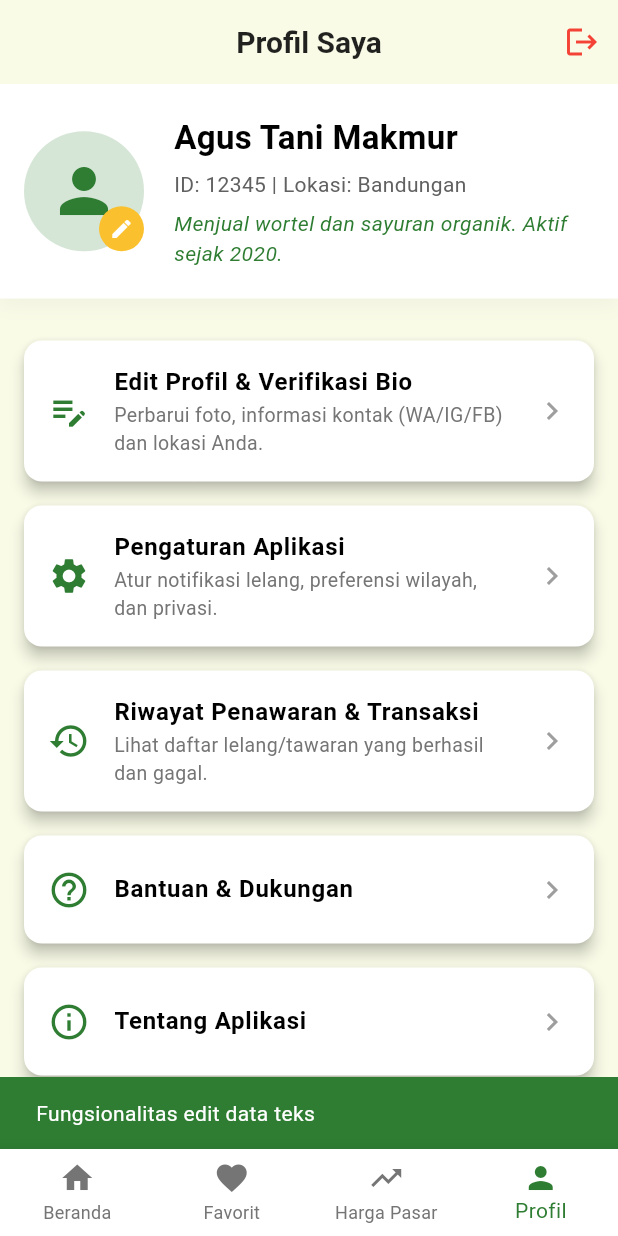
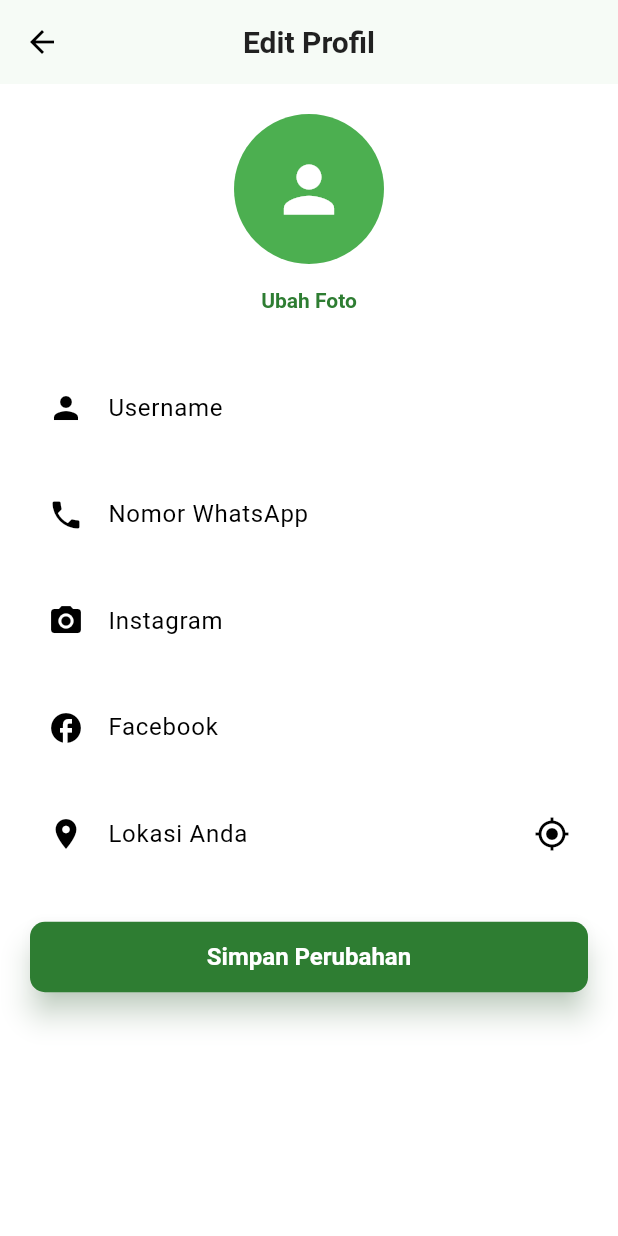
Before and after one commit to JonathanChristian17/PanenLokal, a Flutter app: the BuyerHomeScreen screen opened directly, item 4 of the bottom bar chosen, after a tap on "Edit Profil & Verifikasi Bio", on a phone screen of 412 x 824 dp. Run offline on Flutter 3.47's test engine with Material 3 defaults, Android fonts, the phone set to English and light mode, and no system bars; our stand-ins replace fl_chart, geolocator, image_picker, permission_handler.

Commit message:
gambar dan edit profile

```diff
--- a/lib/screens/buyer_home_screen.dart
+++ b/lib/screens/buyer_home_screen.dart
@@ -1,3 +1,4 @@
+import 'dart:math';
 import 'package:flutter/material.dart';
 import '../models/community_data.dart';
 import 'profile_screen.dart';
@@ -13,8 +14,9 @@ class CommodityPost {
   final double quantityTons;
   final String contactName;
   final String contactInfo;
+  final String imagePath;
 
-  CommodityPost({
+  const CommodityPost({
     required this.commodity,
     required this.location,
     required this.area,
@@ -22,6 +24,7 @@ class CommodityPost {
     required this.quantityTons,
     required this.contactName,
     required this.contactInfo,
+    required this.imagePath,
   });
 }
 
@@ -45,7 +48,7 @@ class _BuyerHomeScreenState extends State<BuyerHomeScreen> {
   }
 
   // Data Tawaran Komoditas Contoh
-  final List<CommodityPost> commodityPosts = [
+ final List<CommodityPost> commodityPosts = const [
     CommodityPost(
       commodity: 'Wortel Kualitas A',
       location: 'Bandungan, Semarang',
@@ -54,6 +57,7 @@ class _BuyerHomeScreenState extends State<BuyerHomeScreen> {
       quantityTons: 17.0,
       contactName: 'Pak Budi (Penjual)',
       contactInfo: 'WA: 0812xxxxxx',
+      imagePath: 'assets/images/wortel.jpg',
     ),
     CommodityPost(
       commodity: 'Tomat Cherry Organik',
@@ -63,6 +67,7 @@ class _BuyerHomeScreenState extends State<BuyerHomeScreen> {
       quantityTons: 5.5,
       contactName: 'Tani Jaya (Grup)',
       contactInfo: 'IG: @tanijaya_fresh',
+      imagePath: 'assets/images/tomat.jpg',
     ),
     CommodityPost(
       commodity: 'Bawang Merah Brebes',
@@ -72,6 +77,7 @@ class _BuyerHomeScreenState extends State<BuyerHomeScreen> {
       quantityTons: 10.0,
       contactName: 'Ibu Siti',
       contactInfo: 'WA: 0813xxxxxx',
+      imagePath: 'assets/images/bawang.jpg',
     ),
     CommodityPost(
       commodity: 'Cabai Merah Keriting',
@@ -81,110 +87,142 @@ class _BuyerHomeScreenState extends State<BuyerHomeScreen> {
       quantityTons: 3.0,
       contactName: 'Petani Sejahtera',
       contactInfo: 'Telp: 0857xxxxxx',
+      imagePath: 'assets/images/cabai.jpg',
     ),
   ];
 
   Widget _buildCommodityCard(BuildContext context, CommodityPost post) {
     return Card(
-        margin: const EdgeInsets.only(bottom: 12),
-        shape: RoundedRectangleBorder(borderRadius: BorderRadius.circular(16)), // Lebih rounded
-        elevation: 8, // Lebih banyak elevasi
-        shadowColor: Colors.black.withOpacity(0.1), // Warna shadow
+      color: const Color(0xFFF5F7F8),
+      margin: const EdgeInsets.only(bottom: 16),
+      shape: RoundedRectangleBorder(borderRadius: BorderRadius.circular(16)),
+      elevation: 4,
+      shadowColor: Colors.black.withOpacity(0.08),
       child: InkWell(
         borderRadius: BorderRadius.circular(16),
         onTap: () {
-            ScaffoldMessenger.of(context).showSnackBar(SnackBar(content: Text('Melihat detail: ${post.commodity}')));
+          ScaffoldMessenger.of(context).showSnackBar(
+            SnackBar(content: Text('Melihat detail: ${post.commodity}')),
+          );
         },
         child: Padding(
-            padding: const EdgeInsets.all(18.0),
+          padding: const EdgeInsets.all(12.0),
+          child: Row(
+            crossAxisAlignment: CrossAxisAlignment.start,
+            children: [
+              // Gambar
+              Container(
+                width: 120,
+                height: 120,
+                margin: const EdgeInsets.only(right: 12),
+                decoration: BoxDecoration(
+                  borderRadius: BorderRadius.circular(12),
+                  image: DecorationImage(
+                    image: AssetImage(post.imagePath),
+                    fit: BoxFit.cover,
+                  ),
+                ),
+              ),
+
+              // Detail
+              Expanded(
                 child: Column(
                   crossAxisAlignment: CrossAxisAlignment.start,
                   children: [
-                Text(post.commodity, style: TextStyle(fontSize: 19, fontWeight: FontWeight.bold, color: Theme.of(context).colorScheme.primary)),
-                const SizedBox(height: 6),
+                    Text(
+                      post.commodity,
+                      style: TextStyle(
+                        fontSize: 19,
+                        fontWeight: FontWeight.bold,
+                        color: Theme.of(context).colorScheme.primary,
+                      ),
+                    ),
+                    const SizedBox(height: 4),
                     Row(
                       children: [
-                    Icon(Icons.location_on, size: 18, color: Colors.grey.shade600),
-                    const SizedBox(width: 6),
-                    Text(post.location, style: const TextStyle(fontSize: 15, color: Colors.black87)),
-                    const Spacer(),
-                    Container(
-                      padding: const EdgeInsets.symmetric(horizontal: 10, vertical: 5),
-                      decoration: BoxDecoration(
-                        color: Theme.of(context).colorScheme.secondary.withOpacity(0.1),
-                        borderRadius: BorderRadius.circular(20),
+                        Icon(Icons.location_on,
+                            size: 16, color: Colors.grey.shade600),
+                        const SizedBox(width: 4),
+                        Text(
+                          post.location,
+                          style: const TextStyle(
+                            fontSize: 14,
+                            color: Colors.black87,
                           ),
-                      child: Text(post.area, style: TextStyle(fontSize: 12, color: Theme.of(context).colorScheme.secondary, fontWeight: FontWeight.bold)),
                         ),
                       ],
                     ),
-                const Divider(height: 24, thickness: 1),
+                    const Divider(height: 16, thickness: 1),
                     Row(
                       mainAxisAlignment: MainAxisAlignment.spaceBetween,
                       children: [
                         Column(
                           crossAxisAlignment: CrossAxisAlignment.start,
                           children: [
-                        const Text('Harga Penawaran/Kg:', style: TextStyle(fontSize: 13, color: Colors.grey)),
-                        Text('Rp ${post.priceKg}/kg', style: TextStyle(fontSize: 18, fontWeight: FontWeight.bold, color: Colors.black)),
+                            const Text(
+                              'Harga/Kg:',
+                              style:
+                                  TextStyle(fontSize: 12, color: Colors.grey),
+                            ),
+                            Text(
+                              'Rp ${post.priceKg}/kg',
+                              style: TextStyle(
+                                fontSize: 16,
+                                fontWeight: FontWeight.bold,
+                                color: Colors.black,
+                              ),
+                            ),
                           ],
                         ),
                         Column(
                           crossAxisAlignment: CrossAxisAlignment.end,
                           children: [
-                        const Text('Kuantitas Tersedia:', style: TextStyle(fontSize: 13, color: Colors.grey)),
-                        Text('${post.quantityTons} Ton', style: const TextStyle(fontSize: 18, fontWeight: FontWeight.bold)),
+                            const Text(
+                              'Kuantitas:',
+                              style:
+                                  TextStyle(fontSize: 12, color: Colors.grey),
+                            ),
+                            Text(
+                              '${post.quantityTons} Ton',
+                              style: const TextStyle(
+                                fontSize: 16,
+                                fontWeight: FontWeight.bold,
+                              ),
+                            ),
                           ],
                         ),
                       ],
                     ),
-                const Divider(height: 24, thickness: 1),
-                Row(
-                  children: [
-                    Icon(Icons.person, size: 18, color: Theme.of(context).colorScheme.primary),
-                    const SizedBox(width: 6),
-                    Expanded(child: Text(post.contactName, style: const TextStyle(fontSize: 15, fontWeight: FontWeight.w600))),
-                    ElevatedButton.icon(
+                    const SizedBox(height: 8),
+
+                    Align(
+                      alignment: Alignment.centerRight,
+                      child: ElevatedButton.icon(
                         onPressed: () {
-                        showDialog(
-                          context: context,
-                          builder: (dialogContext) => AlertDialog(
-                            title: const Text("Hubungi Penjual?"),
-                            content: Text("Anda akan diarahkan ke luar aplikasi untuk menghubungi ${post.contactName}. Lanjutkan?"),
-                            actions: [
-                              TextButton(
-                                onPressed: () => Navigator.pop(dialogContext),
-                                child: Text("Batal", style: TextStyle(color: Theme.of(context).colorScheme.error)),
+                          // TODO: Logika hubungi penjual
+                        },
+                        icon: const Icon(
+                          Icons.chat_bubble_outline,
+                          size: 18,
+                          color: Colors.white,
                         ),
-                              ElevatedButton(
-                                onPressed: () {
-                                  Navigator.pop(dialogContext);
-                                  ScaffoldMessenger.of(context).showSnackBar(
-                                    SnackBar(
-                                      content: Text('Menghubungi: ${post.contactInfo}'),
-                                      backgroundColor: Theme.of(context).colorScheme.primary,
-                                    )
-                                  );
-                                },
+                        label: const Text(
+                          'Hubungi',
+                          style: TextStyle(color: Colors.white),
+                        ),
                         style: ElevatedButton.styleFrom(
-                                  backgroundColor: Theme.of(context).colorScheme.primary,
+                          backgroundColor: const Color(0xFFE6B93B),
+                          padding: const EdgeInsets.symmetric(
+                              horizontal: 10, vertical: 6),
+                          shape: RoundedRectangleBorder(
+                            borderRadius: BorderRadius.circular(8),
                           ),
-                                child: const Text("Lanjut", style: TextStyle(color: Colors.white)),
+                          elevation: 4,
+                        ),
+                      ),
                     ),
                   ],
                 ),
-                        );
-                      },
-                      icon: const Icon(Icons.chat_bubble_outline, size: 20, color: Colors.white),
-                      label: const Text('Hubungi', style: TextStyle(color: Colors.white)),
-                      style: ElevatedButton.styleFrom(
-                        backgroundColor: Theme.of(context).colorScheme.secondary, // Warna aksen
-                        padding: const EdgeInsets.symmetric(horizontal: 15, vertical: 8),
-                        shape: RoundedRectangleBorder(borderRadius: BorderRadius.circular(10)),
-                        elevation: 4,
-                      ),
-                    )
-                  ],
               ),
             ],
           ),
--- /dev/null
+++ b/lib/screens/edit_profile_screen.dart
@@ -0,0 +1,161 @@
+import 'dart:io';
+import 'package:flutter/material.dart';
+import 'package:image_picker/image_picker.dart';
+import 'package:geolocator/geolocator.dart';
+
+class EditProfileScreen extends StatefulWidget {
+  const EditProfileScreen({super.key});
+
+  @override
+  State<EditProfileScreen> createState() => _EditProfileScreenState();
+}
+
+class _EditProfileScreenState extends State<EditProfileScreen> {
+  File? _image;
+
+  final TextEditingController usernameController = TextEditingController();
+  final TextEditingController waController = TextEditingController();
+  final TextEditingController igController = TextEditingController();
+  final TextEditingController fbController = TextEditingController();
+  final TextEditingController locationController = TextEditingController();
+
+  Future<void> pickImage() async {
+    final ImagePicker picker = ImagePicker();
+    final picked = await picker.pickImage(source: ImageSource.gallery);
+
+    if (picked != null) {
+      setState(() {
+        _image = File(picked.path);
+      });
+    }
+  }
+
+  Future<void> getLocation() async {
+    final perm = await Geolocator.requestPermission();
+    if (perm == LocationPermission.denied) return;
+
+    final pos = await Geolocator.getCurrentPosition();
+
+    setState(() {
+      locationController.text = "${pos.latitude}, ${pos.longitude}";
+    });
+  }
+
+  void saveProfile() {
+    if (usernameController.text.isEmpty) {
+      ScaffoldMessenger.of(context).showSnackBar(
+        const SnackBar(content: Text("Username tidak boleh kosong!")),
+      );
+      return;
+    }
+
+    ScaffoldMessenger.of(context).showSnackBar(
+      const SnackBar(content: Text("Profil berhasil disimpan!")),
+    );
+  }
+
+  void submitVerification() {
+    ScaffoldMessenger.of(context).showSnackBar(
+      const SnackBar(content: Text("Pengajuan verifikasi dikirim!")),
+    );
+  }
+
+  @override
+  Widget build(BuildContext context) {
+    return Scaffold(
+      appBar: AppBar(
+        title: const Text("Edit Profil"),
+        backgroundColor: Colors.white,
+        foregroundColor: Colors.black,
+        elevation: 1,
+      ),
+      body: ListView(
+        padding: const EdgeInsets.all(20),
+        children: [
+          Center(
+            child: Column(
+              children: [
+                CircleAvatar(
+                  radius: 50,
+                  backgroundImage: _image != null ? FileImage(_image!) : null,
+                  child: _image == null
+                      ? const Icon(Icons.person, size: 50)
+                      : null,
+                ),
+                TextButton(
+                  onPressed: pickImage,
+                  child: const Text("Ubah Foto"),
+                ),
+              ],
+            ),
+          ),
+
+          const SizedBox(height: 20),
+
+          // Username
+          TextField(
+            controller: usernameController,
+            decoration: const InputDecoration(
+              labelText: "Username",
+              prefixIcon: Icon(Icons.person),
+            ),
+          ),
+          const SizedBox(height: 15),
+
+          // WA
+          TextField(
+            controller: waController,
+            decoration: const InputDecoration(
+              labelText: "Nomor WhatsApp",
+              prefixIcon: Icon(Icons.phone),
+            ),
+          ),
+          const SizedBox(height: 15),
+
+          // IG
+          TextField(
+            controller: igController,
+            decoration: const InputDecoration(
+              labelText: "Instagram",
+              prefixIcon: Icon(Icons.camera_alt),
+            ),
+          ),
+          const SizedBox(height: 15),
+
+          // FB
+          TextField(
+            controller: fbController,
+            decoration: const InputDecoration(
+              labelText: "Facebook",
+              prefixIcon: Icon(Icons.facebook),
+            ),
+          ),
+          const SizedBox(height: 15),
+
+          // Lokasi
+          TextField(
+            controller: locationController,
+            decoration: InputDecoration(
+              labelText: "Lokasi Anda",
+              prefixIcon: const Icon(Icons.location_on),
+              suffixIcon: IconButton(
+                onPressed: getLocation,
+                icon: const Icon(Icons.gps_fixed),
+              ),
+            ),
+          ),
+
+          const SizedBox(height: 30),
+
+          ElevatedButton(
+            onPressed: saveProfile,
+            child: const Text("Simpan Perubahan"),
+          ),
+          const SizedBox(height: 15),
+
+
+        ],
+      ),
+    );
+  }
+}
--- a/lib/screens/profile_screen.dart
+++ b/lib/screens/profile_screen.dart
@@ -1,3 +1,4 @@
+import 'edit_profile_screen.dart';
 import 'dart:io';
 import 'package:flutter/material.dart';
 import 'package:image_picker/image_picker.dart';
@@ -189,12 +190,18 @@ class _ProfileScreenState extends State<ProfileScreen> {
             ),
             const SizedBox(height: 20),
             _buildProfileMenuItem(
-              context,
-              icon: Icons.edit_note,
-              title: 'Edit Profil & Verifikasi Bio',
-              subtitle: 'Perbarui foto, informasi kontak (WA/IG/FB) dan lokasi Anda.',
-              onTap: () {ScaffoldMessenger.of(context).showSnackBar(SnackBar(content: const Text('Fungsionalitas edit data teks'), backgroundColor: Theme.of(context).colorScheme.primary,));}
-            ),
+            context,
+            icon: Icons.edit_note,
+            title: 'Edit Profil & Verifikasi Bio',
+            subtitle: 'Perbarui foto, informasi kontak (WA/IG/FB) dan lokasi Anda.',
+            onTap: () {
+              Navigator.push(
+                context,
+                MaterialPageRoute(builder: (_) => const EditProfileScreen()),
+              );
+            },
+          ),
+
             _buildProfileMenuItem(
               context,
               icon: Icons.settings,
--- a/pubspec.yaml
+++ b/pubspec.yaml
@@ -30,7 +30,7 @@ environment:
 dependencies:
   flutter:
     sdk: flutter
-
+  geolocator: ^10.0.0
   image_picker: ^1.0.7
   permission_handler: ^11.3.1
   fl_chart: ^0.68.0
```
Also changed, not shown: lib/screens/notification_screen.dart (+90 -26 lines), assets/images/bawang.jpg (added), assets/images/cabai.jpg (added), assets/images/tomat.jpg (added), assets/images/wortel.jpg (added), pubspec.lock, 4 other files. Lines whose indentation alone changed are shown as unchanged.
